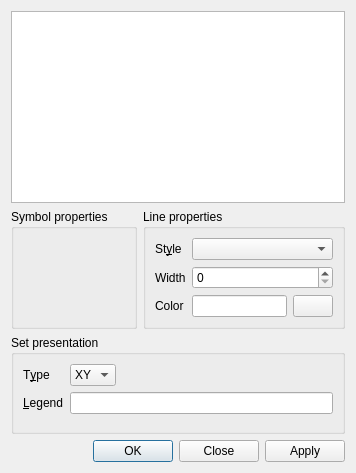
This is src/Dialogs/SetAppearance.ui in lorenzo-rovigatti/disgrace as Qt 5 draws it before an edit. The edited form follows.
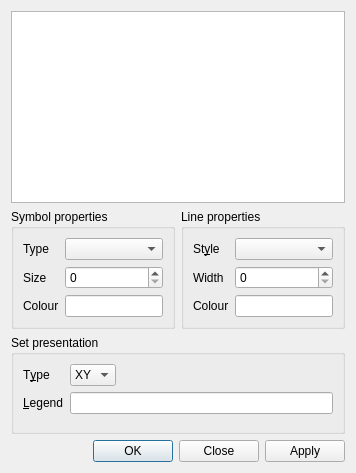
This is the edited form.

Commit message:
Updated statusbar and set appearance dialog
1) The statusbar now displays the current x,y coordinates
2) Improved the colour-picker in the set appearance dialog
3) Added the widgets to control the appearance of symbols

The edit to the form file:
```diff
--- a/src/Dialogs/SetAppearance.ui
+++ b/src/Dialogs/SetAppearance.ui
@@ -31,6 +31,42 @@
        <property name="title">
         <string>Symbol properties</string>
        </property>
+       <layout class="QFormLayout" name="formLayout_3">
+        <item row="0" column="0">
+         <widget class="QLabel" name="label_symbol_type">
+          <property name="text">
+           <string>Type</string>
+          </property>
+         </widget>
+        </item>
+        <item row="0" column="1">
+         <widget class="QComboBox" name="cb_symbol_type"/>
+        </item>
+        <item row="1" column="0">
+         <widget class="QLabel" name="label_symbol_size">
+          <property name="text">
+           <string>Size</string>
+          </property>
+         </widget>
+        </item>
+        <item row="1" column="1">
+         <widget class="QSpinBox" name="sb_symbol_size"/>
+        </item>
+        <item row="2" column="0">
+         <widget class="QLabel" name="label">
+          <property name="text">
+           <string>Colour</string>
+          </property>
+         </widget>
+        </item>
+        <item row="2" column="1">
+         <widget class="QLineEdit" name="symbol_colour">
+          <property name="readOnly">
+           <bool>true</bool>
+          </property>
+         </widget>
+        </item>
+       </layout>
       </widget>
      </item>
      <item>
@@ -65,31 +101,17 @@
         <item row="1" column="1">
          <widget class="QSpinBox" name="sb_line_width"/>
         </item>
-        <item row="2" column="1">
-         <layout class="QHBoxLayout" name="horizontal_layout_colour">
-          <item>
-           <widget class="QLineEdit" name="line_colour">
-            <property name="readOnly">
-             <bool>true</bool>
-            </property>
-           </widget>
-          </item>
-          <item>
-           <widget class="QPushButton" name="btn_colour">
-            <property name="focusPolicy">
-             <enum>Qt::NoFocus</enum>
-            </property>
-            <property name="text">
-             <string/>
-            </property>
-           </widget>
-          </item>
-         </layout>
-        </item>
         <item row="2" column="0">
          <widget class="QLabel" name="label_color">
           <property name="text">
-           <string>Color</string>
+           <string>Colour</string>
+          </property>
+         </widget>
+        </item>
+        <item row="2" column="1">
+         <widget class="QLineEdit" name="line_colour">
+          <property name="readOnly">
+           <bool>true</bool>
           </property>
          </widget>
         </item>
```
Left out of the diff: 6 changed lines with no effect on the pictures. The commit also changes 3 other files.
